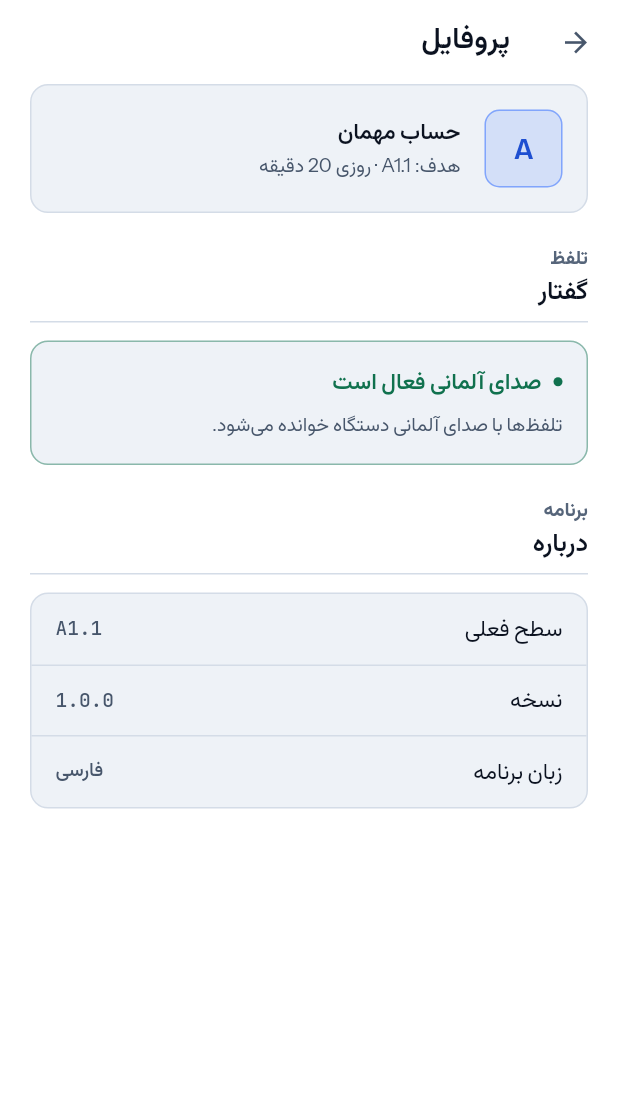
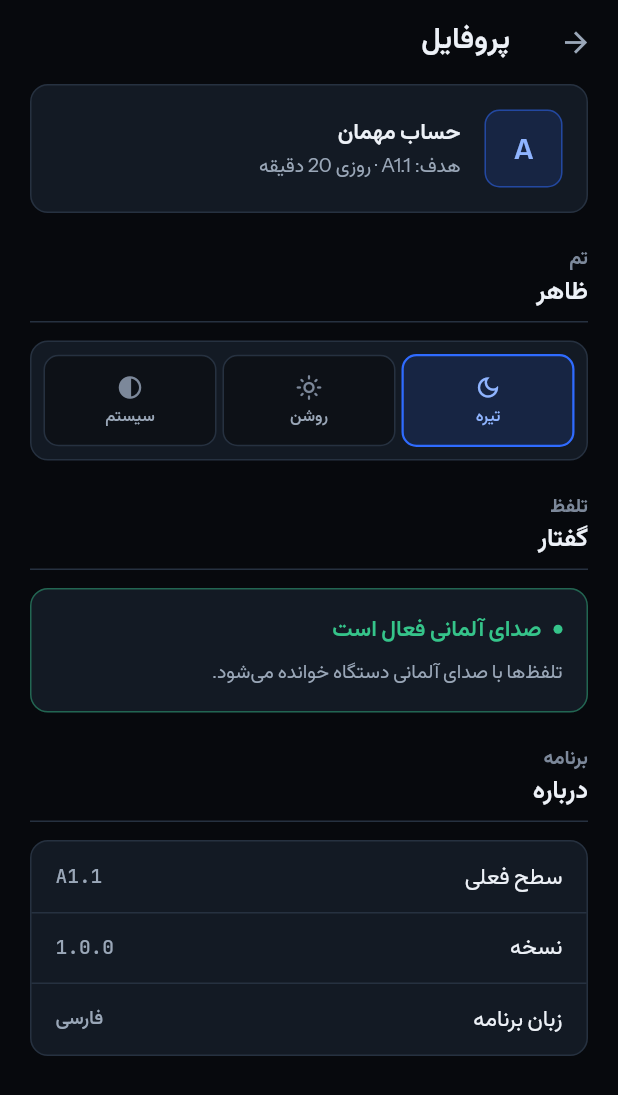
Before and after one commit to AliiAriizii/Deutsch-Mate, a Flutter app: the ProfileScreen screen opened directly, on a phone screen of 412 x 824 dp. Shown: the top 1095 px of the screen. Run offline on Flutter 3.47's test engine with Material 3 defaults, Android fonts, the phone set to English and light mode, and no system bars; our stand-ins replace flutter_tts, shared_preferences; accounts and stored records are empty.

Commit message:
fix(theme): open dark by default, and rebuild the light surface ramp
Two separate faults, both mine, both reported as "it's so light, missing a
theme".

1. themeMode was ThemeMode.system, so anyone whose OS is set to light got
   the light theme without asking for it. Dark is what the palette was
   designed against and is now the stored default. Following the platform
   is still available - it is a choice on the profile screen rather than
   the assumption.

   ThemeController persists the choice through SharedPreferences and is
   resolved before the first frame, so the app never paints one theme and
   swaps to the other.

2. The light theme was genuinely weak, not just unwanted. The dark ramp
   expresses elevation by getting lighter each step; mirroring that onto
   white cannot work, because a card cannot be lighter than a white
   scaffold. Cards at #EEF2F7 on #FFFFFF were invisible as surfaces, which
   is what read as "missing a theme".

   The light ramp now inverts direction: tinted ground (#EDF1F7), sunken
   panels, cards rising to pure white, and a stronger hairline, since a
   1px rule has to work harder on light surfaces.

The contrast suite passed throughout both of these, because legible text
was never the problem. Added the check that would have caught it: surfaces
must be separable, measured in CIE L* rather than relative luminance.
Luminance compresses hard near black - the ink ramp, obviously separable
on screen, measures as a delta of 0.005 - so L* is the metric that works
at both ends of the range. The first version of that test used luminance
and correctly failed the dark theme.

64 tests, up from 53.

Co-Authored-By: Claude Opus 5 (1M context) <noreply@anthropic.com>

```diff
--- a/lib/main.dart
+++ b/lib/main.dart
@@ -3,27 +3,43 @@ import 'package:flutter_localizations/flutter_localizations.dart';
 
 import 'screens/auth/auth_screen.dart';
 import 'theme/app_theme.dart';
+import 'theme/theme_controller.dart';
 
-void main() {
+Future<void> main() async {
   WidgetsFlutterBinding.ensureInitialized();
-  runApp(const DeutschMateApp());
+  // Resolved before the first frame so the app never paints the wrong theme
+  // and then swaps.
+  final theme = await ThemeController.load();
+  runApp(DeutschMateApp(themeController: theme));
 }
 
 class DeutschMateApp extends StatelessWidget {
-  const DeutschMateApp({super.key});
+  const DeutschMateApp({super.key, this.themeController});
+
+  /// Optional so tests and previews can construct the app without async setup;
+  /// they get the dark default.
+  final ThemeController? themeController;
 
   @override
   Widget build(BuildContext context) {
+    final controller = themeController;
+    if (controller == null) {
+      return _app(ThemeController.defaultMode, null);
+    }
+    return ListenableBuilder(
+      listenable: controller,
+      builder: (_, __) => _app(controller.mode, controller),
+    );
+  }
+
+  Widget _app(ThemeMode mode, ThemeController? controller) {
     return MaterialApp(
       title: 'DeutschMate',
       debugShowCheckedModeBanner: false,
 
       theme: AppTheme.light,
       darkTheme: AppTheme.dark,
-      // Dark is what the palette was designed against, but light is a complete
-      // second theme rather than an afterthought - so follow the platform
-      // instead of forcing one on people who set the other.
-      themeMode: ThemeMode.system,
+      themeMode: mode,
 
       // The interface is Persian, so the whole layout has to mirror - padding,
       // icon order, list chevrons, the Lektion spine. Without a locale and the
@@ -37,7 +53,28 @@ class DeutschMateApp extends StatelessWidget {
         GlobalCupertinoLocalizations.delegate,
       ],
 
+      // Exposed to the settings screen without a state-management package for
+      // the single value that needs it.
+      builder: (context, child) => ThemeScope(
+        controller: controller,
+        child: child ?? const SizedBox.shrink(),
+      ),
+
       home: const AuthScreen(),
     );
   }
 }
+
+/// Makes the [ThemeController] reachable from the profile screen.
+class ThemeScope extends InheritedWidget {
+  const ThemeScope({super.key, required this.controller, required super.child});
+
+  final ThemeController? controller;
+
+  static ThemeController? maybeOf(BuildContext context) =>
+      context.dependOnInheritedWidgetOfExactType<ThemeScope>()?.controller;
+
+  @override
+  bool updateShouldNotify(ThemeScope oldWidget) =>
+      controller != oldWidget.controller;
+}
--- a/lib/screens/profile/profile_screen.dart
+++ b/lib/screens/profile/profile_screen.dart
@@ -1,6 +1,8 @@
 import 'package:flutter/material.dart';
 
 import '../../core/utils/audio_helper.dart';
+import '../../main.dart' show ThemeScope;
+import '../../theme/theme_controller.dart';
 import '../../theme/app_typography.dart';
 import '../../theme/app_tokens.dart';
 import '../../widgets/primitives.dart';
@@ -70,6 +72,10 @@ class ProfileScreen extends StatelessWidget {
           ),
           SizedBox(height: spacing.xl),
 
+          SectionHeader(title: 'ظاهر', eyebrow: 'تم'),
+          const _ThemePicker(),
+          SizedBox(height: spacing.xl),
+
           SectionHeader(title: 'گفتار', eyebrow: 'تلفظ'),
           const _VoiceStatusCard(),
           SizedBox(height: spacing.xl),
@@ -88,6 +94,112 @@ class ProfileScreen extends StatelessWidget {
             ),
           ),
         ],
+      ),
+    );
+  }
+}
+
+/// Theme choice. Dark is the default and the design target; the other two are
+/// available rather than assumed.
+class _ThemePicker extends StatelessWidget {
+  const _ThemePicker();
+
+  static const _options = [
+    (mode: ThemeMode.dark, label: 'تیره', icon: Icons.dark_mode_outlined),
+    (mode: ThemeMode.light, label: 'روشن', icon: Icons.light_mode_outlined),
+    (mode: ThemeMode.system, label: 'سیستم', icon: Icons.contrast),
+  ];
+
+  @override
+  Widget build(BuildContext context) {
+    final controller = ThemeScope.maybeOf(context);
+    final current = controller?.mode ?? ThemeController.defaultMode;
+    final colors = context.colors;
+    final spacing = context.spacing;
+
+    return AppCard(
+      padding: EdgeInsets.all(spacing.sm),
+      child: Row(
+        children: [
+          for (final option in _options) ...[
+            if (option != _options.first) SizedBox(width: spacing.xs),
+            Expanded(
+              child: _ThemeOption(
+                label: option.label,
+                icon: option.icon,
+                selected: option.mode == current,
+                // Disabled only if the controller is absent, which happens
+                // just in tests that build the app without async setup.
+                onTap: controller == null
+                    ? null
+                    : () => controller.set(option.mode),
+                accent: colors.accent,
+              ),
+            ),
+          ],
+        ],
+      ),
+    );
+  }
+}
+
+class _ThemeOption extends StatelessWidget {
+  const _ThemeOption({
+    required this.label,
+    required this.icon,
+    required this.selected,
+    required this.onTap,
+    required this.accent,
+  });
+
+  final String label;
+  final IconData icon;
+  final bool selected;
+  final VoidCallback? onTap;
+  final Color accent;
+
+  @override
+  Widget build(BuildContext context) {
+    final colors = context.colors;
+
+    return AnimatedContainer(
+      duration: context.motion.resolve(context, context.motion.quick),
+      curve: context.motion.curve,
+      decoration: BoxDecoration(
+        color: selected ? accent.withValues(alpha: 0.14) : colors.surface,
+        borderRadius: context.radii.controlBorder,
+        border: Border.all(
+          color: selected ? accent : colors.hairline,
+          width: selected ? 1.5 : 1,
+        ),
+      ),
+      child: Material(
+        color: Colors.transparent,
+        borderRadius: context.radii.controlBorder,
+        child: InkWell(
+          onTap: onTap,
+          borderRadius: context.radii.controlBorder,
+          child: Padding(
+            padding: EdgeInsets.symmetric(vertical: context.spacing.md),
+            child: Column(
+              children: [
+                Icon(
+                  icon,
+                  size: 18,
+                  color: selected ? colors.accentSoft : colors.textTertiary,
+                ),
+                SizedBox(height: context.spacing.xs),
+                Text(
+                  label,
+                  style: context.texts.labelSmall?.copyWith(
+                    color: selected ? colors.accentSoft : colors.textSecondary,
+                    fontWeight: selected ? FontWeight.w600 : null,
+                  ),
+                ),
+              ],
+            ),
+          ),
+        ),
       ),
     );
   }
--- a/lib/theme/app_palette.dart
+++ b/lib/theme/app_palette.dart
@@ -34,17 +34,32 @@ abstract final class AppPalette {
   static const darkTextTertiary = Color(0xFF7C889A);
 
   // --------------------------------------------------------------- light ----
+  // The dark ramp expresses elevation by getting *lighter* each step. That
+  // logic cannot simply be mirrored onto white: a card lighter than a white
+  // scaffold is impossible, and a card slightly darker than white reads as
+  // dirty rather than raised. So the light ramp inverts the direction - the
+  // ground is tinted and cards rise to pure white above it.
 
-  static const paper000 = Color(0xFFFFFFFF);
-  static const paper050 = Color(0xFFF7F9FC);
-  static const paper100 = Color(0xFFEEF2F7);
-  static const paper200 = Color(0xFFE3E9F1);
-  static const paperHairline = Color(0xFFD4DCE7);
+  /// Tinted ground, not white. The scaffold is the darkest light surface.
+  static const paperGround = Color(0xFFEDF1F7);
+
+  /// Sunken panels: grammar blocks, filter bars.
+  static const paperSunken = Color(0xFFF4F7FB);
+
+  /// Cards. The brightest surface, so elevation reads as "closer to the light".
+  static const paperRaised = Color(0xFFFFFFFF);
+
+  /// Input fills sit below the card they live on.
+  static const paperInput = Color(0xFFE4EAF3);
+
+  /// Stronger than the dark theme's hairline: on light surfaces a 1px rule has
+  /// to work harder to register at all.
+  static const paperHairline = Color(0xFFC9D3E0);
 
   static const lightTextPrimary = Color(0xFF0B1220);
   static const lightTextSecondary = Color(0xFF47566B);
 
-  /// Same story as darkTextTertiary: #6B7A8F fails AA on paper050.
+  /// Same story as darkTextTertiary: #6B7A8F fails AA on the light surfaces.
   static const lightTextTertiary = Color(0xFF56657A);
 
   // ------------------------------------------------- grammatical gender ----
--- a/lib/theme/app_theme.dart
+++ b/lib/theme/app_theme.dart
@@ -28,7 +28,7 @@ abstract final class AppTheme {
       primary: c.accent,
       onPrimary: brightness == Brightness.dark
           ? AppPalette.darkTextPrimary
-          : AppPalette.paper000,
+          : AppPalette.paperRaised,
       primaryContainer: c.accentStrong,
       onPrimaryContainer: AppPalette.darkTextPrimary,
       secondary: c.accentSoft,
@@ -38,7 +38,7 @@ abstract final class AppTheme {
       error: c.error,
       onError: brightness == Brightness.dark
           ? AppPalette.ink900
-          : AppPalette.paper000,
+          : AppPalette.paperRaised,
       surface: c.surface,
       onSurface: c.textPrimary,
       onSurfaceVariant: c.textSecondary,
--- a/lib/theme/app_tokens.dart
+++ b/lib/theme/app_tokens.dart
@@ -153,10 +153,10 @@ class AppColors extends ThemeExtension<AppColors> {
   );
 
   static const light = AppColors(
-    scaffold: AppPalette.paper000,
-    surface: AppPalette.paper050,
-    card: AppPalette.paper100,
-    inputFill: AppPalette.paper200,
+    scaffold: AppPalette.paperGround,
+    surface: AppPalette.paperSunken,
+    card: AppPalette.paperRaised,
+    inputFill: AppPalette.paperInput,
     hairline: AppPalette.paperHairline,
     textPrimary: AppPalette.lightTextPrimary,
     textSecondary: AppPalette.lightTextSecondary,
--- /dev/null
+++ b/lib/theme/theme_controller.dart
@@ -0,0 +1,59 @@
+import 'package:flutter/material.dart';
+import 'package:shared_preferences/shared_preferences.dart';
+
+/// Holds the chosen theme mode and remembers it across launches.
+///
+/// The default is dark, not the platform setting. The palette was designed
+/// against ink, that is what the app should open as, and following the OS meant
+/// anyone on a light desktop got the light theme without ever asking for it.
+/// Following the platform is still available - it is now a choice rather than
+/// the default.
+class ThemeController extends ChangeNotifier {
+  ThemeController._(this._mode);
+
+  static const _prefsKey = 'theme_mode';
+  static const defaultMode = ThemeMode.dark;
+
+  ThemeMode _mode;
+  ThemeMode get mode => _mode;
+
+  /// Reads the stored preference before the first frame, so the app never
+  /// paints one theme and then swaps to the other.
+  static Future<ThemeController> load() async {
+    var mode = defaultMode;
+    try {
+      final prefs = await SharedPreferences.getInstance();
+      mode = _decode(prefs.getString(_prefsKey)) ?? defaultMode;
+    } catch (e) {
+      // A failed read is not worth blocking startup; fall back to the default.
+      debugPrint('Theme preference unreadable: ${e.runtimeType}');
+    }
+    return ThemeController._(mode);
+  }
+
+  Future<void> set(ThemeMode mode) async {
+    if (mode == _mode) return;
+    _mode = mode;
+    notifyListeners();
+
+    try {
+      final prefs = await SharedPreferences.getInstance();
+      await prefs.setString(_prefsKey, _encode(mode));
+    } catch (e) {
+      debugPrint('Theme preference not saved: ${e.runtimeType}');
+    }
+  }
+
+  static String _encode(ThemeMode mode) => switch (mode) {
+        ThemeMode.dark => 'dark',
+        ThemeMode.light => 'light',
+        ThemeMode.system => 'system',
+      };
+
+  static ThemeMode? _decode(String? raw) => switch (raw) {
+        'dark' => ThemeMode.dark,
+        'light' => ThemeMode.light,
+        'system' => ThemeMode.system,
+        _ => null,
+      };
+}
```
Also changed, not shown: 2 other files.
